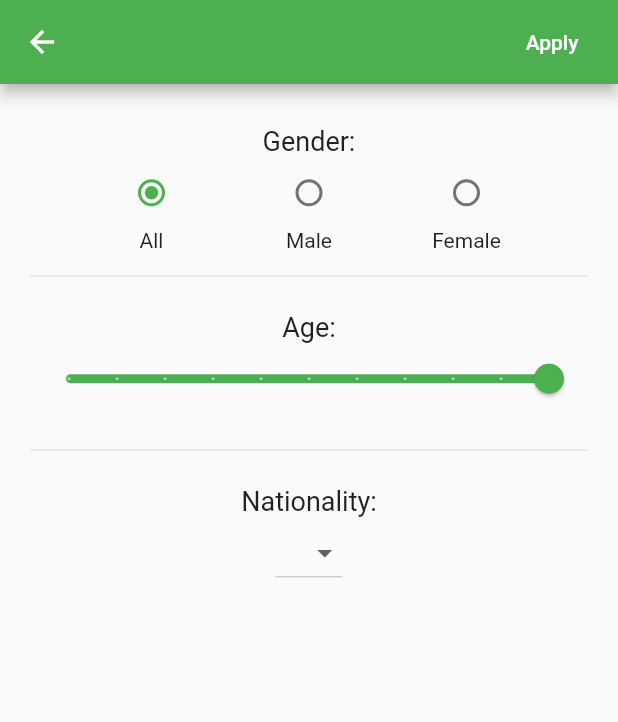
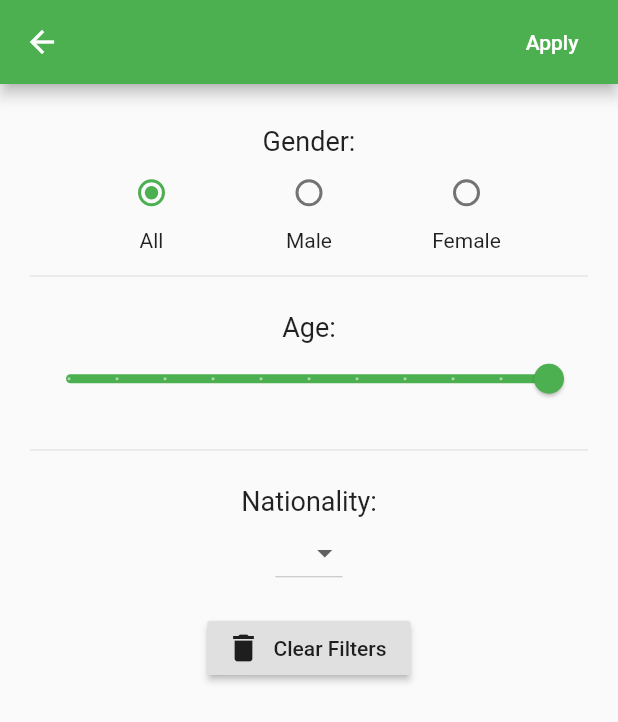
Before and after one commit to pablogarzon/randomuser_flutter_app, a Flutter app: the screen it shows after launch, after a tap on the "tune" icon, on a phone screen of 412 x 824 dp. Shown: the top 722 px of the screen. Run offline on Flutter 3.47's test engine with Material 2 defaults, Android fonts, the phone set to English and light mode, and no system bars; our stand-ins replace flutter_redux, redux; network calls fail.

Commit message:
added clear filters button

```diff
--- a/lib/pages/filters_page.dart
+++ b/lib/pages/filters_page.dart
@@ -21,7 +21,7 @@ class FiltersPage extends StatelessWidget {
 }
 
 class _FiltersPageContent extends StatefulWidget {
-  final UserFilters filters;
+  UserFilters filters;
 
   _FiltersPageContent({Key key, this.filters}): super(key: key);
 
@@ -52,6 +52,12 @@ class __FiltersPageContentState extends State<_FiltersPageContent> {
   _onNationalityChange(selected){
     setState(() {
       widget.filters.nat = selected;
+    });
+  }
+
+  _clearFilters(){
+    setState(() {
+      widget.filters = UserFilters();
     });
   }
 
@@ -130,7 +136,19 @@ class __FiltersPageContentState extends State<_FiltersPageContent> {
                   onChanged: _onNationalityChange
                 )
               ],
-            )
+            ),
+            StoreConnector(
+                converter: (Store<AppState> store) => _clearFilters,
+                builder: (BuildContext context, VoidCallback callback){
+                  return Center(
+                    child: RaisedButton.icon(
+                        onPressed: callback,
+                        icon: Icon(Icons.delete),
+                        label: Text("Clear Filters")
+                    ),
+                  );
+                }
+            ),
           ],
         ),
       )
@@ -139,7 +157,7 @@ class __FiltersPageContentState extends State<_FiltersPageContent> {
 }
 
 class _FilterSection extends StatelessWidget {
-  List<Widget> children;
+  final List<Widget> children;
 
   _FilterSection({
     Key key,
```
